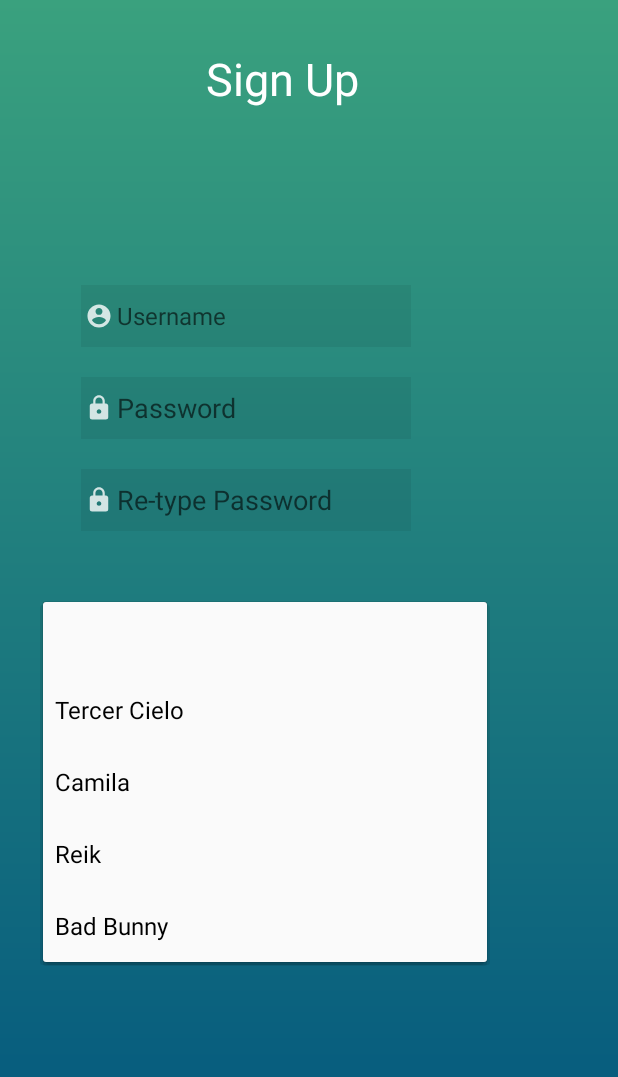
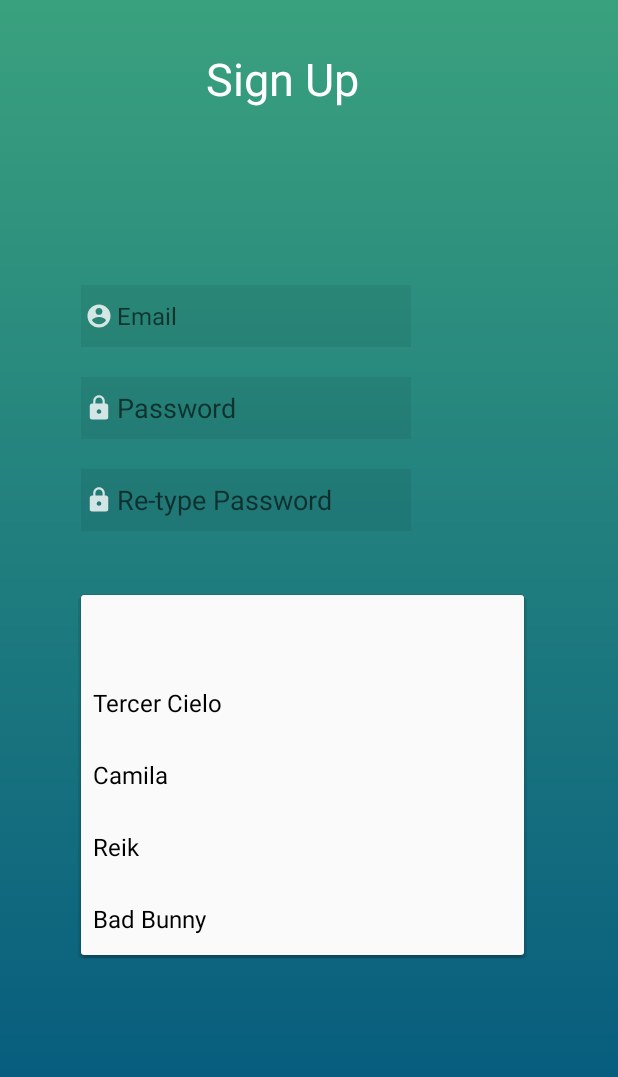
Before and after one commit to btorres136/Obstetric_Hemorrhage, an Android app: the SignupActivity screen opened directly, with no data from a screen before it, after a tap on an icon or button, on a phone screen of 412 x 824 dp. Shown: the top 1077 px of the screen. Run offline under Robolectric (Android 15) with nearby library versions, the phone set to English and light mode, and no system bars; our stand-ins replace Firebase (no records; nobody signed in at launch, a user with empty details on screens opened directly).

Commit message:
adding a second spinner

```diff
--- a/app/build.gradle
+++ b/app/build.gradle
@@ -29,4 +29,5 @@
     androidTestImplementation 'androidx.test:runner:1.2.0'
     androidTestImplementation 'androidx.test.espresso:espresso-core:3.2.0'
     implementation 'androidx.cardview:cardview:1.0.0'
+    implementation 'androidx.recyclerview:recyclerview:1.0.0'
 }
--- a/app/src/main/res/layout/activity_signup.xml
+++ b/app/src/main/res/layout/activity_signup.xml
@@ -15,7 +15,7 @@
         android:background="#11000000"
         android:drawableLeft="@drawable/ic_action_user"
         android:ems="10"
-        android:hint="Username"
+        android:hint="Email"
         android:inputType="textPersonName"
         android:textSize="16dp"
         app:layout_constraintBottom_toBottomOf="parent"
@@ -75,16 +75,30 @@
         app:layout_constraintVertical_bias="0.0" />
 
     <Spinner
-        android:id="@+id/spinner1"
-        android:layout_width="296dp"
-        android:layout_height="37dp"
+    android:id="@+id/spinner1"
+    android:layout_width="295dp"
+    android:layout_height="39dp"
+    android:background="#11000000"
+    android:hint="Security Questions"
+    app:layout_constraintBottom_toBottomOf="parent"
+    app:layout_constraintEnd_toEndOf="parent"
+    app:layout_constraintHorizontal_bias="0.465"
+    app:layout_constraintStart_toStartOf="parent"
+    app:layout_constraintTop_toBottomOf="@+id/editText3"
+    app:layout_constraintVertical_bias="0.099" />
+
+    <Spinner
+        android:id="@+id/spinner2"
+        android:layout_width="295dp"
+        android:layout_height="39dp"
         android:background="#11000000"
+        android:hint="Security Questions"
         app:layout_constraintBottom_toBottomOf="parent"
         app:layout_constraintEnd_toEndOf="parent"
-        app:layout_constraintHorizontal_bias="0.245"
+        app:layout_constraintHorizontal_bias="0.465"
         app:layout_constraintStart_toStartOf="parent"
-        app:layout_constraintTop_toBottomOf="@+id/editText3"
-        app:layout_constraintVertical_bias="0.109" />
+        app:layout_constraintTop_toBottomOf="@+id/spinner1"
+        app:layout_constraintVertical_bias="0.099" />
 
 
 </androidx.constraintlayout.widget.ConstraintLayout>
--- a/app/src/main/res/values/strings.xml
+++ b/app/src/main/res/values/strings.xml
@@ -7,6 +7,8 @@
         <item>Camila</item>
         <item>Reik</item>
         <item>Bad Bunny</item>
+
     </string-array>
 
+
 </resources>
```
